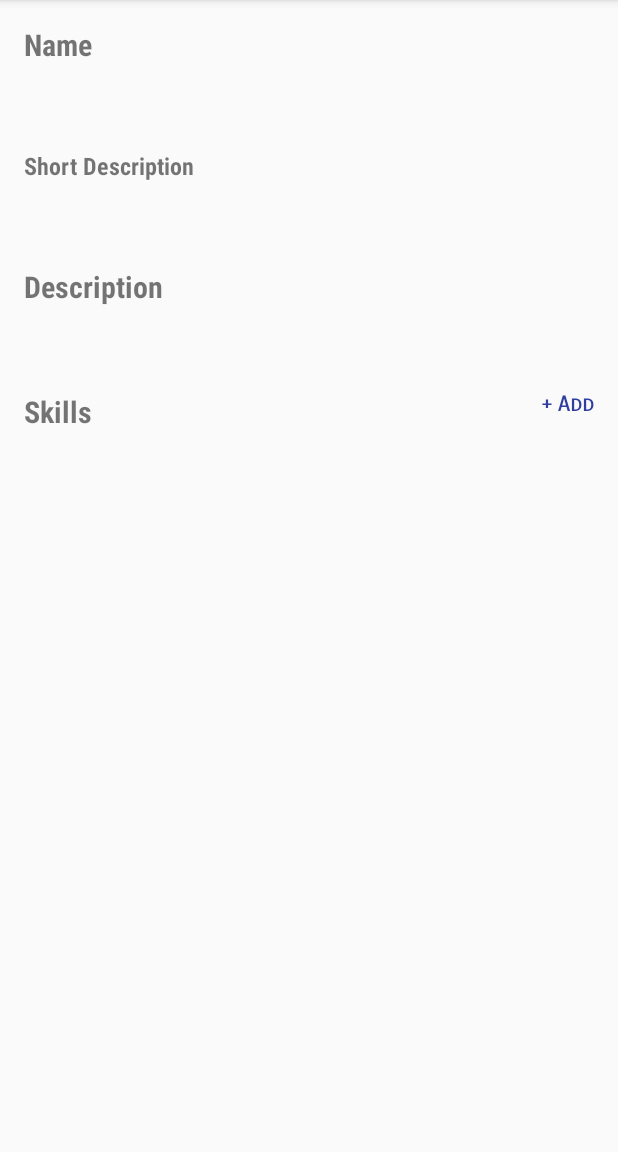
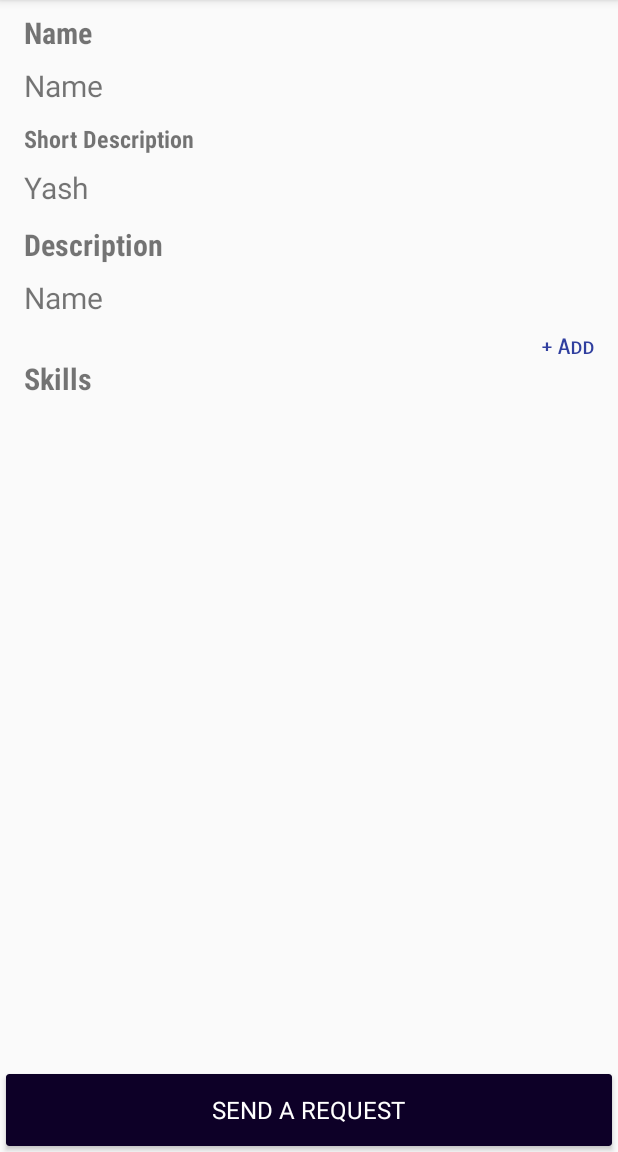
Before and after one commit to yhgupta/ProjectMate, an Android app: the DisplayProjectActivity screen opened directly, with no data from a screen before it, on a phone screen of 412 x 824 dp, the part 84-1236 px from its top. Run offline under Robolectric (Android 15) with nearby library versions, the phone set to English and light mode, and no system bars; our stand-ins replace FlexboxLayout; 3 statements that could not run were skipped.

Commit message:
Added DisplayProjectActivity + bugs

```diff
--- a/app/src/main/java/com/projectmate/projectmate/ChatActivity.java
+++ b/app/src/main/java/com/projectmate/projectmate/ChatActivity.java
@@ -37,8 +37,6 @@ public class ChatActivity extends AppCompatActivity {
 
                 TypeToken<ArrayList<Message>> token = new TypeToken<ArrayList<Message>>() {};
                 ArrayList<Message> messages = gson.fromJson(jsonData, token.getType());
-
-
             }
         }
     };
--- a/app/src/main/java/com/projectmate/projectmate/DisplayProjectActivity.java
+++ b/app/src/main/java/com/projectmate/projectmate/DisplayProjectActivity.java
@@ -19,7 +19,8 @@ public class DisplayProjectActivity extends AppCompatActivity {
 
     private ProgressBar progressBar;
     private ConstraintLayout constraintLayout;
-    private Project mProject ;
+
+    private Project mProject = new Project(1,"Name","Yash","Gupta",new ArrayList<Integer>()) ;
 
 
     @Override
--- a/app/src/main/res/layout/activity_display_project.xml
+++ b/app/src/main/res/layout/activity_display_project.xml
@@ -11,32 +11,34 @@
         android:layout_width="50dp"
         android:layout_height="50dp"
         android:layout_centerInParent="true"
+        android:progressDrawable="@drawable/circular"
         android:visibility="visible"
-        android:progressDrawable="@drawable/circular"
         app:layout_constraintBottom_toBottomOf="parent"
         app:layout_constraintEnd_toEndOf="parent"
         app:layout_constraintStart_toStartOf="parent"
         app:layout_constraintTop_toTopOf="parent" />
 
 
-    <android.support.constraint.ConstraintLayout
-        xmlns:android="http://schemas.android.com/apk/res/android"
+    <android.support.constraint.ConstraintLayout xmlns:android="http://schemas.android.com/apk/res/android"
         xmlns:app="http://schemas.android.com/apk/res-auto"
         xmlns:tools="http://schemas.android.com/tools"
         android:id="@+id/activity_main_layout"
-        android:layout_width="match_parent"
-        android:layout_height="wrap_content"
-        android:layout_marginTop="16dp"
-        android:visibility="invisible"
+        android:layout_width="0dp"
+        android:layout_height="0dp"
+        android:visibility="visible"
+        app:layout_constraintBottom_toBottomOf="parent"
+        app:layout_constraintEnd_toEndOf="parent"
+        app:layout_constraintStart_toStartOf="parent"
         app:layout_constraintTop_toTopOf="parent">
 
         <TextView
             android:id="@+id/view_project_HARDCODE_skills"
-            android:layout_width="wrap_content"
-            android:layout_height="30dp"
+            android:layout_width="56dp"
+            android:layout_height="43dp"
             android:layout_marginStart="16dp"
             android:layout_marginTop="8dp"
             android:fontFamily="sans-serif-condensed"
+            android:paddingTop="16dp"
             android:text="Skills"
             android:textSize="20dp"
             android:textStyle="bold"
@@ -74,24 +76,23 @@
             android:layout_width="wrap_content"
             android:layout_height="wrap_content"
             android:layout_marginStart="16dp"
-            android:layout_marginTop="4dp"
+            android:layout_marginTop="8dp"
             android:fontFamily="sans-serif-condensed"
             android:text="@string/add_skill_dialog_name"
             android:textSize="20dp"
             android:textStyle="bold"
             app:layout_constraintStart_toStartOf="parent"
-            app:layout_constraintTop_toBottomOf="@+id/textView3" />
+            app:layout_constraintTop_toTopOf="parent" />
 
         <TextView
             android:id="@+id/dialog_addproject_et_name"
             android:layout_width="0dp"
-            android:layout_height="40dp"
-            android:layout_marginLeft="16dp"
-            android:paddingLeft="8dp"
-            android:textSize="20dp"
+            android:layout_height="30dp"
             android:layout_marginEnd="8dp"
             android:layout_marginStart="8dp"
             android:layout_marginTop="8dp"
+            android:paddingLeft="8dp"
+            android:textSize="20dp"
             app:layout_constraintEnd_toEndOf="parent"
             app:layout_constraintStart_toStartOf="parent"
             app:layout_constraintTop_toBottomOf="@+id/view_project_HARDCODE_project_name" />
@@ -99,15 +100,14 @@
         <TextView
             android:id="@+id/dialog_addproject_short_desc"
             android:layout_width="0dp"
-            android:layout_height="40dp"
-            android:layout_marginLeft="16dp"
-            android:textSize="20dp"
+            android:layout_height="30dp"
             android:layout_marginEnd="8dp"
             android:layout_marginStart="8dp"
             android:layout_marginTop="8dp"
-            android:paddingLeft="8dp"
             android:ems="10"
             android:inputType="textMultiLine"
+            android:paddingLeft="8dp"
+            android:textSize="20dp"
             app:layout_constraintEnd_toEndOf="parent"
             app:layout_constraintStart_toStartOf="parent"
             app:layout_constraintTop_toBottomOf="@+id/view_project_HARDCODE_short_desc" />
@@ -115,13 +115,14 @@
         <TextView
             android:id="@+id/dialog_addproject_complete_desc"
             android:layout_width="0dp"
-            android:layout_height="40dp"
+            android:layout_height="30dp"
             android:layout_marginEnd="8dp"
             android:layout_marginStart="8dp"
             android:layout_marginTop="8dp"
             android:ems="10"
-            android:paddingLeft="8dp"
             android:inputType="textMultiLine"
+            android:paddingStart="8dp"
+            android:textSize="20sp"
             app:layout_constraintEnd_toEndOf="parent"
             app:layout_constraintStart_toStartOf="parent"
             app:layout_constraintTop_toBottomOf="@+id/view_project_HARDCODE_desc" />
@@ -140,17 +141,54 @@
             app:layout_constraintEnd_toEndOf="parent"
             app:layout_constraintTop_toBottomOf="@+id/dialog_addproject_complete_desc" />
 
+
+        <android.support.v7.widget.CardView
+            android:id="@+id/profile_btn_save"
+            android:layout_width="0dp"
+            android:layout_height="wrap_content"
+            android:layout_margin="4dp"
+            android:backgroundTint="@color/colorBlue"
+            android:clickable="true"
+            android:elevation="8dp"
+            android:focusable="true"
+            android:foreground="?android:attr/selectableItemBackground"
+            app:layout_constraintBottom_toBottomOf="parent"
+            app:layout_constraintEnd_toEndOf="parent"
+            app:layout_constraintStart_toStartOf="parent">
+
+            <TextView
+                android:id="@+id/profile_btn_text"
+                android:layout_width="wrap_content"
+                android:layout_height="wrap_content"
+                android:layout_gravity="center"
+                android:padding="8dp"
+                android:text="SEND A REQUEST"
+                android:textColor="@android:color/white"
+                android:textSize="16sp" />
+
+            <ProgressBar
+                android:id="@+id/profile_btn_progress"
+                android:layout_width="wrap_content"
+                android:layout_height="match_parent"
+                android:layout_gravity="center"
+                android:indeterminateTint="@android:color/white"
+                android:visibility="invisible" />
+
+        </android.support.v7.widget.CardView>
+
         <android.support.v7.widget.RecyclerView
             android:id="@+id/dialog_add_project_rv"
-            android:layout_width="368dp"
-            android:layout_height="wrap_content"
-            android:layout_marginEnd="8dp"
-            android:layout_marginStart="8dp"
-            android:layout_marginTop="12dp"
+            android:layout_width="0dp"
+            android:layout_height="0dp"
+            android:layout_marginTop="8dp"
+            android:scrollbars="vertical"
+            app:layout_constraintBottom_toTopOf="@+id/profile_btn_save"
             app:layout_constraintEnd_toEndOf="parent"
-            app:layout_constraintHorizontal_bias="0.0"
             app:layout_constraintStart_toStartOf="parent"
-            app:layout_constraintTop_toBottomOf="@+id/view_project_HARDCODE_skills" />
+            app:layout_constraintTop_toBottomOf="@+id/view_project_HARDCODE_skills">
+
+        </android.support.v7.widget.RecyclerView>
+
 
     </android.support.constraint.ConstraintLayout>
 
```
Also changed, not shown: app/src/main/java/com/projectmate/projectmate/MainActivity.java (line endings or trailing spaces).
